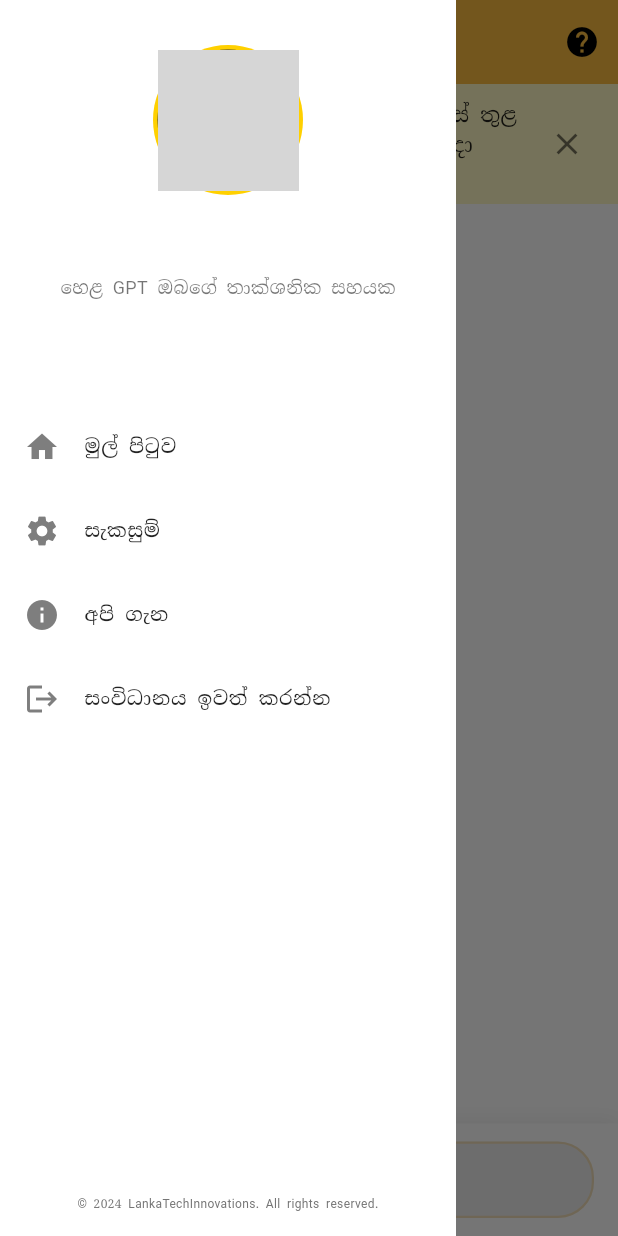
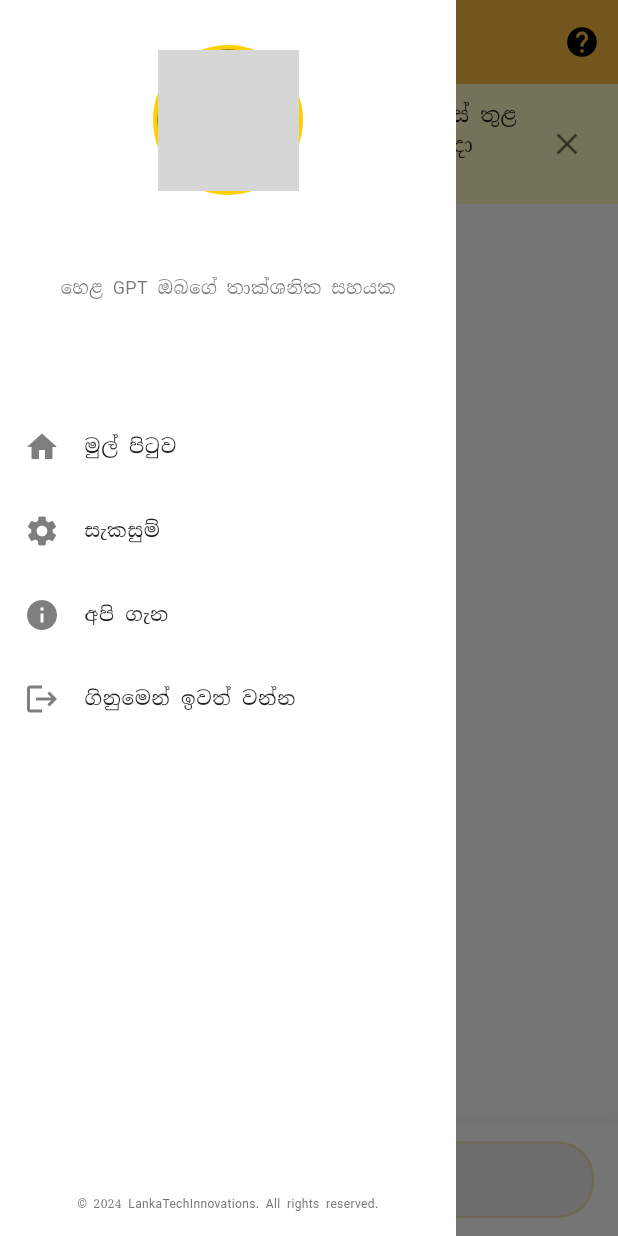
Before and after one commit to Nimantha-Perera/aurudu_nakath, a Flutter app: the ChatView screen opened by its route, with the side drawer open, on a phone screen of 412 x 824 dp. Run offline on Flutter 3.47's test engine with Material 3 defaults, Android fonts, the phone set to English and light mode, and no system bars; our stand-ins replace audioplayers, cached_network_image, carousel_slider, cloud_firestore, connectivity_plus, device_preview and 32 more; missing offline and left inert: feedback, firebase_app_check, firebase_app_installations, firebase_in_app_messaging, in_app_update, markdown and 1 more; accounts and stored records are empty; network calls fail; project files that could hold a hidden picture were left out; grey boxes are pictures that could not be loaded.

```diff
--- a/lib/features/ui/Login/presentation/pages/login_viewmodel.dart
+++ b/lib/features/ui/Login/presentation/pages/login_viewmodel.dart
@@ -77,6 +77,7 @@ class LoginViewModel extends ChangeNotifier {
     await prefs.remove('email');
     await prefs.remove('displayName');
     await prefs.remove('photoURL');
+    await prefs.remove('userId');
 
     notifyListeners(); // Notify listeners to update the UI
 
--- a/lib/features/ui/Login2/presentation/pages/login_viewmodel.dart
+++ b/lib/features/ui/Login2/presentation/pages/login_viewmodel.dart
@@ -74,6 +74,8 @@ class LoginViewModel2 extends ChangeNotifier {
     await prefs.remove('email');
     await prefs.remove('displayName');
     await prefs.remove('photoURL');
+    await prefs.remove('userId');
+
 
     notifyListeners(); // Notify listeners to update the UI
 
--- a/lib/features/ui/hela_gpt/presentation/pages/new/full_screen_drower.dart
+++ b/lib/features/ui/hela_gpt/presentation/pages/new/full_screen_drower.dart
@@ -201,7 +201,7 @@ class FullScreenDrawer extends StatelessWidget {
       child: Text(
         text,
         style: const TextStyle(
-          fontSize: 16,
+          fontSize: 15,
           fontWeight: FontWeight.bold,
           letterSpacing: 0.5,
         ),
--- a/lib/features/ui/hela_gpt/presentation/pages/new/side_nav/helagpt_sidenav..dart
+++ b/lib/features/ui/hela_gpt/presentation/pages/new/side_nav/helagpt_sidenav..dart
@@ -132,7 +132,7 @@ class HelagptDrawer extends StatelessWidget {
             leading: Icon(Icons.logout,
                 color: isDarkMode ? Colors.grey[400] : Color.fromARGB(255, 126, 126, 126)),
             title: Text(
-              "සංවිධානය ඉවත් කරන්න",
+              "ගිනුමෙන් ඉවත් වන්න",
               style: GoogleFonts.notoSerifSinhala(
                 color: isDarkMode ? Colors.white : Colors.black87,
                 fontSize: 13,
--- a/lib/features/ui/helagpt_pro/presentation/pages/new/side_nav/helagpt_pro_nav.dart
+++ b/lib/features/ui/helagpt_pro/presentation/pages/new/side_nav/helagpt_pro_nav.dart
@@ -143,7 +143,7 @@ class HelagptProDrawer extends StatelessWidget {
                     ? const Color.fromARGB(255, 220, 220, 220)
                     : const Color.fromARGB(255, 126, 126, 126)),
             title: Text(
-              "සංවිධානය ඉවත් කරන්න",
+              "ගිනුමෙන් ඉවත් වන්න",
               style: GoogleFonts.notoSerifSinhala(
                 color: isDarkMode ? Colors.white : Colors.black87,
                 fontSize: 13,
--- a/pubspec.yaml
+++ b/pubspec.yaml
@@ -16,7 +16,7 @@ description: A new Flutter project.
 # https://developer.apple.com/library/archive/documentation/General/Reference/InfoPlistKeyReference/Articles/CoreFoundationKeys.html
 # In Windows, build-name is used as the major, minor, and patch parts
 # of the product and file versions while build-number is used as the build suffix.
-version: 2.0.0+33
+version: 2.0.0+34
 
 environment:
   sdk: ">=3.1.5 <4.0.0"
```
Also changed, not shown: 1 other file.
